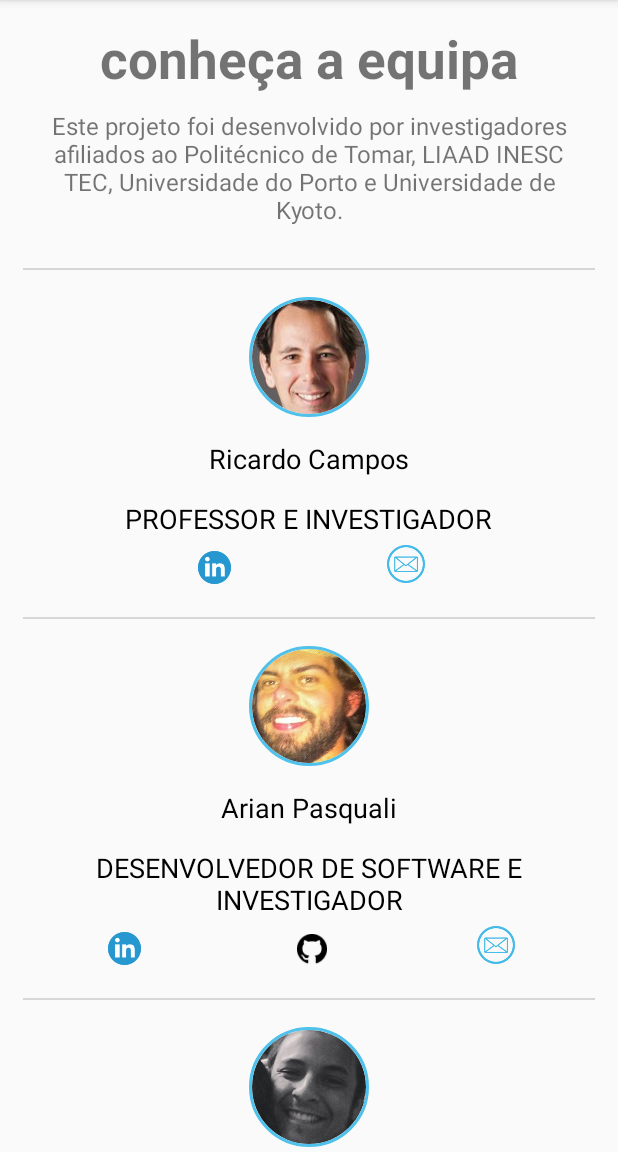
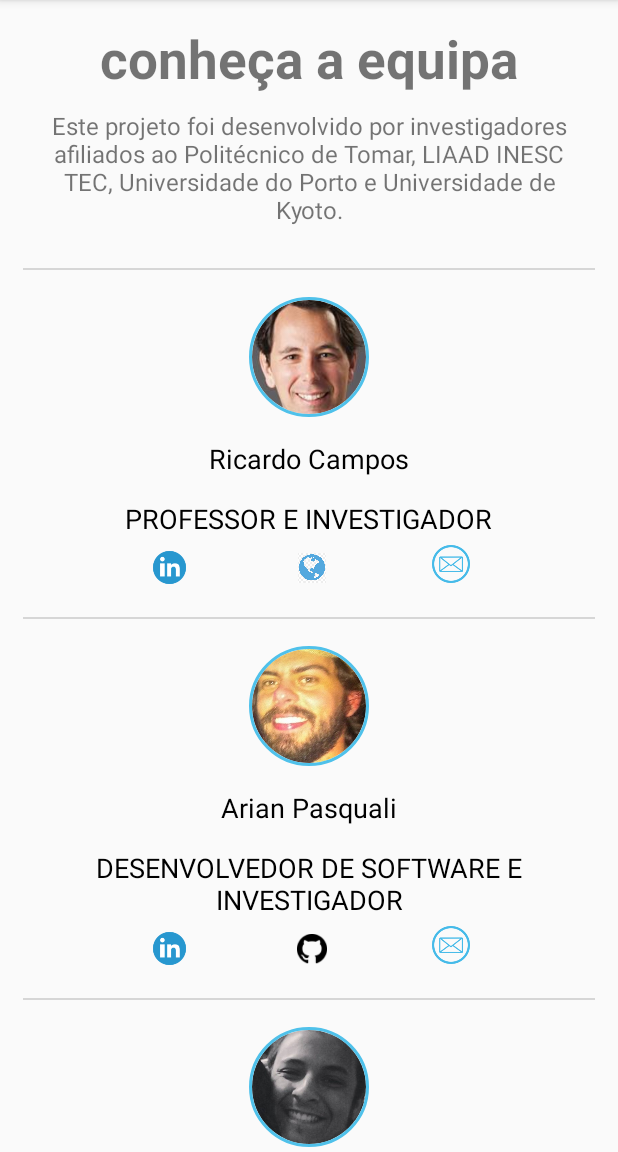
Before and after one commit to andr000ide/Conta-me-Historias, an Android app: the fragment FragmentEquipa placed in its activity, on a phone screen of 412 x 824 dp, the part 84-1236 px from its top. Run offline under Robolectric (Android 15) with nearby library versions, the phone set to English and light mode, and no system bars; our stand-ins replace CircleImageView, Picasso; pictures from the network do not load; 1 statement that could not run was skipped.

Commit message:
web icon adicionado na equipa

```diff
--- a/app/src/main/java/com/example/projetofinal/EquipaAdapter2.kt
+++ b/app/src/main/java/com/example/projetofinal/EquipaAdapter2.kt
@@ -77,6 +77,17 @@ class EquipaAdapter2(val membros : ArrayList<MembroEquipa>, val context: Context
             p0.membroGithub.visibility = View.GONE
         }
 
+        if (membros.get(p1).web != ""){
+            p0.membroWeb.setOnClickListener {
+                var web: String = membros.get(p1).web
+                var intent = Intent(Intent.ACTION_VIEW, Uri.parse(web))
+                startActivity(context,intent, null)
+            }
+            p0.membroWeb.visibility = View.VISIBLE
+        }else{
+            p0.membroWeb.visibility = View.GONE
+        }
+
 
 
     }
@@ -91,4 +102,5 @@ class ViewHolderThree (view: View) : RecyclerView.ViewHolder(view) {
     val membrolinkedin = view.img_linkedin
     val membroMail = view.img_mail
     val membroGithub = view.img_github
+    val membroWeb = view.img_web
 }
--- a/app/src/main/java/com/example/projetofinal/Fragments/FragmentEquipa.kt
+++ b/app/src/main/java/com/example/projetofinal/Fragments/FragmentEquipa.kt
@@ -28,12 +28,12 @@ class FragmentEquipa : androidx.fragment.app.Fragment() {
 
     override fun onViewCreated(view: View, savedInstanceState: Bundle?) {
         super.onViewCreated(view, savedInstanceState)
-        membrosArr.add(MembroEquipa(nome = "Ricardo Campos", linkedin = "https://www.linkedin.com/in/camposricardo/", mail = "ricardo.campos@ipt.pt",  github = "",imagemUrl = R.drawable.ricardo, cargo = getString(R.string.cargo_resea_prof)))
-        membrosArr.add(MembroEquipa(nome = "Arian Pasquali", linkedin = "https://www.linkedin.com/in/arianpasquali/", mail = "arrp@inesctec.pt",   github = "https://github.com/arianpasquali",imagemUrl = R.drawable.arian, cargo = getString(R.string.cargo_soft_resea)))
-        membrosArr.add(MembroEquipa(nome = "Vitor Mangaravite", linkedin = "https://www.linkedin.com/in/v%C3%ADtor-mangaravite-81998222/", mail = "vima@inesctec.pt",   github = "https://github.com/vitordouzi",imagemUrl = R.drawable.vitor, cargo = getString(R.string.cargo_soft_resea)))
-        membrosArr.add(MembroEquipa(nome = "Alípio Jorge", linkedin = "https://www.linkedin.com/in/al%C3%ADpio-jorge-29085813/", mail = "amjorge@fc.up.pt",   github = "",imagemUrl = R.drawable.alipio, cargo = getString(R.string.cargo_resea_prof)))
-        membrosArr.add(MembroEquipa(nome = "Adam Jatowt", linkedin = "https://www.linkedin.com/in/adam-jatowt-a1869b4/", mail = "adam@dl.kuis.kyoti-u.ac.jp",   github = "",imagemUrl = R.drawable.adam, cargo = getString(R.string.cargo_resea_prof)))
-        membrosArr.add(MembroEquipa(nome = "Livia Stroschoen", linkedin = "https://www.linkedin.com/in/liviastroschoen/", mail = "liviapinent@gmail.com",   github = "",imagemUrl = R.drawable.livia, cargo = getString(R.string.cargo_commuticaions)))
+        membrosArr.add(MembroEquipa(nome = "Ricardo Campos", linkedin = "https://www.linkedin.com/in/camposricardo/", mail = "ricardo.campos@ipt.pt",  github = "",web = "http://www.ccc.ipt.pt/~ricardo/",imagemUrl = R.drawable.ricardo, cargo = getString(R.string.cargo_resea_prof)))
+        membrosArr.add(MembroEquipa(nome = "Arian Pasquali", linkedin = "https://www.linkedin.com/in/arianpasquali/", mail = "arrp@inesctec.pt",   github = "https://github.com/arianpasquali",web = "",imagemUrl = R.drawable.arian, cargo = getString(R.string.cargo_soft_resea)))
+        membrosArr.add(MembroEquipa(nome = "Vitor Mangaravite", linkedin = "https://www.linkedin.com/in/v%C3%ADtor-mangaravite-81998222/", mail = "vima@inesctec.pt",   github = "https://github.com/vitordouzi",web = "",imagemUrl = R.drawable.vitor, cargo = getString(R.string.cargo_soft_resea)))
+        membrosArr.add(MembroEquipa(nome = "Alípio Jorge", linkedin = "https://www.linkedin.com/in/al%C3%ADpio-jorge-29085813/", mail = "amjorge@fc.up.pt",   github = "",web = "http://www.dcc.fc.up.pt/~amjorge/",imagemUrl = R.drawable.alipio, cargo = getString(R.string.cargo_resea_prof)))
+        membrosArr.add(MembroEquipa(nome = "Adam Jatowt", linkedin = "https://www.linkedin.com/in/adam-jatowt-a1869b4/", mail = "adam@dl.kuis.kyoti-u.ac.jp",   github = "",web = "http://www.dl.kuis.kyoto-u.ac.jp/~adam/",imagemUrl = R.drawable.adam, cargo = getString(R.string.cargo_resea_prof)))
+        membrosArr.add(MembroEquipa(nome = "Livia Stroschoen", linkedin = "https://www.linkedin.com/in/liviastroschoen/", mail = "liviapinent@gmail.com",   github = "",web = "",imagemUrl = R.drawable.livia, cargo = getString(R.string.cargo_commuticaions)))
 
         view.rec_view.setNestedScrollingEnabled(false)
         view.rec_view.apply {
--- a/app/src/main/java/com/example/projetofinal/modelclass/MembroEquipa.kt
+++ b/app/src/main/java/com/example/projetofinal/modelclass/MembroEquipa.kt
@@ -3,13 +3,14 @@ package com.example.projetofinal.modelclass
 
 import android.graphics.Bitmap
 
-class MembroEquipa(nome: String, linkedin: String, mail: String, github: String, imagemUrl: Int, cargo: String ) {
+class MembroEquipa(nome: String, linkedin: String, mail: String, github: String,web: String, imagemUrl: Int, cargo: String ) {
     var nome: String = ""
     var linkedin: String = ""
     var mail: String = ""
     var github: String = ""
     var imagemUrl: Int
     var cargo: String = ""
+    var web: String = ""
 
     init{
         this.imagemUrl = imagemUrl
@@ -18,5 +19,6 @@ class MembroEquipa(nome: String, linkedin: String, mail: String, github: String,
         this.github = github
         this.nome = nome
         this.cargo = cargo
+        this.web = web
     }
 }
--- a/app/src/main/res/layout/fragment_layout_wordcloud.xml
+++ b/app/src/main/res/layout/fragment_layout_wordcloud.xml
@@ -12,7 +12,7 @@
             app:layout_constraintBottom_toBottomOf="parent"
             app:layout_constraintStart_toStartOf="parent"
             app:layout_constraintEnd_toEndOf="parent"
-            android:text="World Cloud está a carregar"
+            android:text="@string/loading_wordcloud"
             android:textColor="#000000"
             android:textSize="50sp"
             android:textAlignment="center"
--- a/app/src/main/res/layout/layout_listitem.xml
+++ b/app/src/main/res/layout/layout_listitem.xml
@@ -1,7 +1,7 @@
 <?xml version="1.0" encoding="utf-8"?>
 <RelativeLayout xmlns:android="http://schemas.android.com/apk/res/android"
-                android:layout_width="match_parent"
-                android:layout_height="wrap_content" xmlns:app="http://schemas.android.com/apk/res-auto"
+                xmlns:app="http://schemas.android.com/apk/res-auto"
+                android:layout_width="match_parent" android:layout_height="wrap_content"
 
                 android:paddingStart="15dp"
                 android:paddingEnd="15dp"
@@ -62,16 +62,24 @@
         <ImageView
                 android:layout_width="30dp"
                 android:layout_height="30dp"
-                android:layout_marginRight="100dp"
-                android:layout_marginEnd="100dp"
+                android:layout_marginRight="70dp"
+                android:layout_marginEnd="70dp"
                 android:id="@+id/img_linkedin"/>
         <ImageView
                 android:layout_width="20dp"
                 android:layout_height="20dp"
-                android:layout_marginRight="100dp"
-                android:layout_marginEnd="100dp"
+                android:layout_marginRight="70dp"
+                android:layout_marginEnd="70dp"
                 android:layout_marginTop="5dp"
                 android:id="@+id/img_github"/>
+        <ImageView
+                android:layout_width="20dp"
+                android:layout_height="20dp"
+                android:layout_marginRight="70dp"
+                android:layout_marginEnd="70dp"
+                android:layout_marginTop="5dp"
+                android:src="@drawable/web"
+                android:id="@+id/img_web"/>
         <ImageView
                 android:layout_width="25dp"
                 android:layout_height="25dp"
@@ -82,7 +90,4 @@
     </LinearLayout>
 
 
-
-
-
 </RelativeLayout>
--- a/app/src/main/res/values/strings.xml
+++ b/app/src/main/res/values/strings.xml
@@ -133,5 +133,6 @@
     <string name="twenty_years">Últimos 20 anos</string>
     <string name="origem_nome">Origem do nome</string>
     <string name="mail_foi_copiado">" O email foi copiado."</string>
+    <string name="loading_wordcloud">A Worldcloud está a carregar...</string>
 
 </resources>
```
Also changed, not shown: app/src/main/res/drawable-v24/web.png (added), 1 other file.
